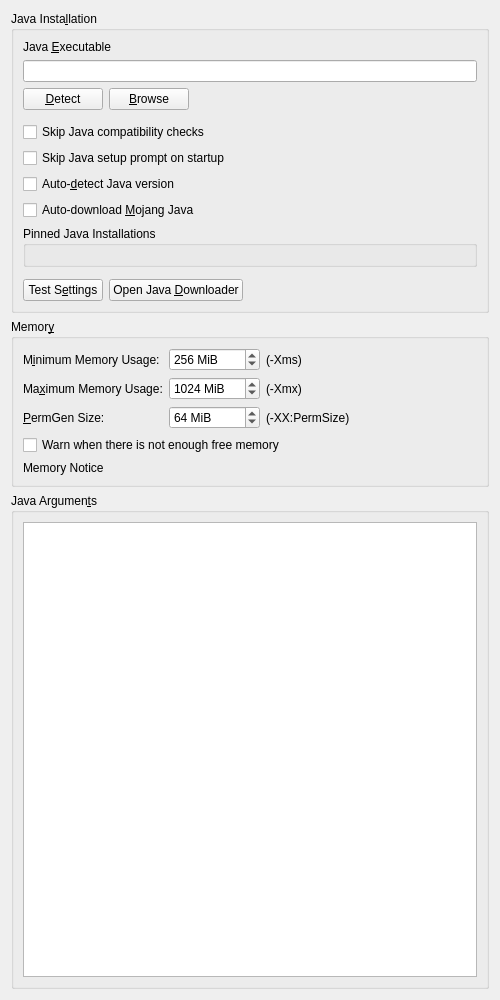
PrismLauncher/PrismLauncher, file launcher/ui/widgets/JavaSettingsWidget.ui: the form before one commit.
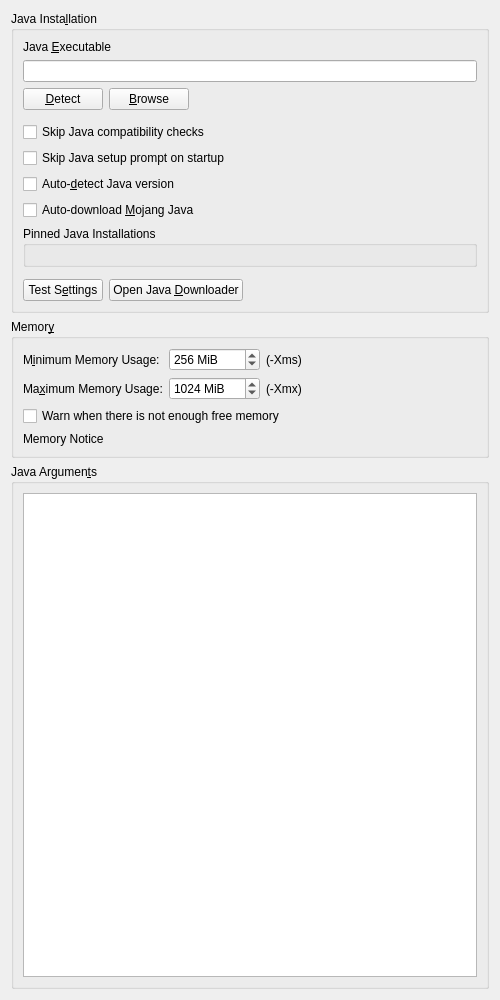
The form after the commit.

Commit message: Remove PermGen setting

What changed in the file:
```diff
--- a/launcher/ui/widgets/JavaSettingsWidget.ui
+++ b/launcher/ui/widgets/JavaSettingsWidget.ui
@@ -306,55 +306,6 @@
           </item>
          </layout>
         </item>
-        <item row="2" column="0">
-         <widget class="QLabel" name="label_11">
-          <property name="text">
-           <string>&amp;PermGen Size:</string>
-          </property>
-          <property name="buddy">
-           <cstring>permGenSpinBox</cstring>
-          </property>
-         </widget>
-        </item>
-        <item row="2" column="1">
-         <layout class="QHBoxLayout" name="horizontalLayout_6">
-          <item>
-           <widget class="QSpinBox" name="permGenSpinBox">
-            <property name="sizePolicy">
-             <sizepolicy hsizetype="Maximum" vsizetype="Fixed">
-              <horstretch>0</horstretch>
-              <verstretch>0</verstretch>
-             </sizepolicy>
-            </property>
-            <property name="toolTip">
-             <string>The amount of memory available to store loaded Java classes.</string>
-            </property>
-            <property name="suffix">
-             <string notr="true"> MiB</string>
-            </property>
-            <property name="minimum">
-             <number>4</number>
-            </property>
-            <property name="maximum">
-             <number>1048576</number>
-            </property>
-            <property name="singleStep">
-             <number>8</number>
-            </property>
-            <property name="value">
-             <number>64</number>
-            </property>
-           </widget>
-          </item>
-          <item>
-           <widget class="QLabel" name="label_3">
-            <property name="text">
-             <string>(-XX:PermSize)</string>
-            </property>
-           </widget>
-          </item>
-         </layout>
-        </item>
        </layout>
       </item>
       <item>
```
Left out of the diff: 4 changed lines with no effect on the pictures. The commit also changes 15 other files.
